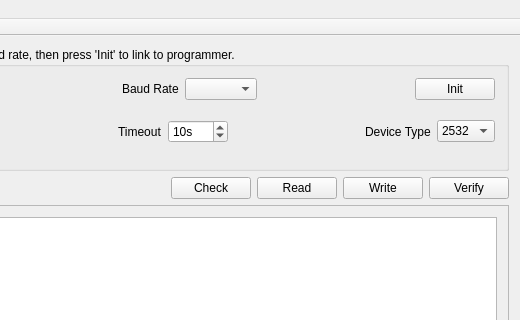
Before: the Qt Designer form guiMainWindow.ui in Keith969/eprom_prg, drawn with Qt 5; both pictures show x 196 to 716 and y 0 to 320 of the 716 by 557 pixel window.
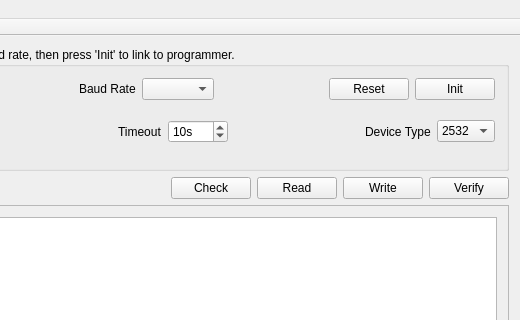
After: the same form once the commit is applied.

Commit message: Add reset button to reset programmer

```diff
--- a/guiMainWindow.ui
+++ b/guiMainWindow.ui
@@ -79,6 +79,16 @@
              </property>
             </spacer>
            </item>
+           <item>
+            <widget class="QPushButton" name="resetButton">
+             <property name="toolTip">
+              <string>Reset the programmer</string>
+             </property>
+             <property name="text">
+              <string>Reset</string>
+             </property>
+            </widget>
+           </item>
            <item>
             <widget class="QPushButton" name="initButton">
              <property name="toolTip">
```
Left out of the diff: 9 changed lines with no effect on the pictures. The commit also changes 2 other files.
